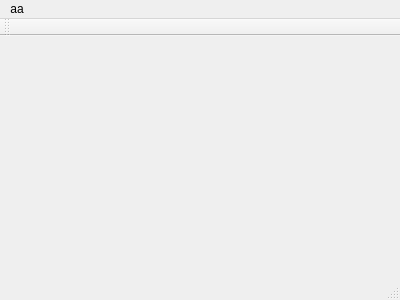
Before: the Qt Designer form mainwindow.ui in j05070415/TrainLongitudinalDynamics, drawn with Qt 5.
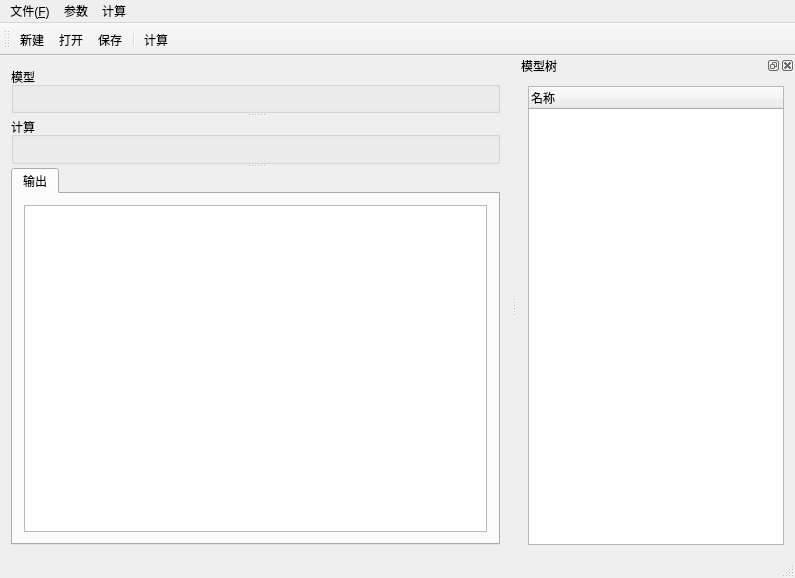
After: the same form once the commit is applied. Icons and pictures are not drawn.

Commit message: 添加Nodes，丰富界面原型

What changed in the file:
```diff
--- a/mainwindow.ui
+++ b/mainwindow.ui
@@ -6,29 +6,114 @@
    <rect>
     <x>0</x>
     <y>0</y>
-    <width>400</width>
-    <height>300</height>
+    <width>795</width>
+    <height>578</height>
    </rect>
   </property>
   <property name="windowTitle">
    <string>MainWindow</string>
   </property>
-  <widget class="QWidget" name="centralWidget"/>
+  <widget class="QWidget" name="centralWidget">
+   <layout class="QGridLayout" name="gridLayout">
+    <item row="0" column="0">
+     <widget class="QSplitter" name="splitter">
+      <property name="orientation">
+       <enum>Qt::Vertical</enum>
+      </property>
+      <widget class="QGroupBox" name="modelGroup">
+       <property name="sizePolicy">
+        <sizepolicy hsizetype="Preferred" vsizetype="Expanding">
+         <horstretch>0</horstretch>
+         <verstretch>0</verstretch>
+        </sizepolicy>
+       </property>
+       <property name="title">
+        <string>模型</string>
+       </property>
+      </widget>
+      <widget class="QGroupBox" name="calcGroup">
+       <property name="sizePolicy">
+        <sizepolicy hsizetype="Preferred" vsizetype="Expanding">
+         <horstretch>0</horstretch>
+         <verstretch>0</verstretch>
+        </sizepolicy>
+       </property>
+       <property name="title">
+        <string>计算</string>
+       </property>
+      </widget>
+      <widget class="QTabWidget" name="output">
+       <property name="enabled">
+        <bool>true</bool>
+       </property>
+       <property name="sizePolicy">
+        <sizepolicy hsizetype="Expanding" vsizetype="Preferred">
+         <horstretch>0</horstretch>
+         <verstretch>0</verstretch>
+        </sizepolicy>
+       </property>
+       <property name="currentIndex">
+        <number>0</number>
+       </property>
+       <widget class="QWidget" name="tab_3">
+        <attribute name="title">
+         <string>输出</string>
+        </attribute>
+        <layout class="QGridLayout" name="gridLayout_3">
+         <item row="1" column="0">
+          <widget class="QTextEdit" name="textEdit">
+           <property name="sizePolicy">
+            <sizepolicy hsizetype="Expanding" vsizetype="Preferred">
+             <horstretch>0</horstretch>
+             <verstretch>0</verstretch>
+            </sizepolicy>
+           </property>
+          </widget>
+         </item>
+        </layout>
+       </widget>
+      </widget>
+     </widget>
+    </item>
+   </layout>
+  </widget>
   <widget class="QMenuBar" name="menuBar">
    <property name="geometry">
     <rect>
      <x>0</x>
      <y>0</y>
-     <width>400</width>
+     <width>795</width>
      <height>23</height>
     </rect>
    </property>
    <widget class="QMenu" name="menuaa">
     <property name="title">
-     <string>aa</string>
+     <string>文件(&amp;F)</string>
     </property>
+    <addaction name="actionNew"/>
+    <addaction name="action_O"/>
+    <addaction name="action_S"/>
+    <addaction name="action"/>
+    <addaction name="separator"/>
+    <addaction name="action_Q"/>
+   </widget>
+   <widget class="QMenu" name="menu">
+    <property name="title">
+     <string>参数</string>
+    </property>
+    <addaction name="action_3"/>
+    <addaction name="action_4"/>
+    <addaction name="action_5"/>
+   </widget>
+   <widget class="QMenu" name="menu_2">
+    <property name="title">
+     <string>计算</string>
+    </property>
+    <addaction name="action_6"/>
    </widget>
    <addaction name="menuaa"/>
+   <addaction name="menu"/>
+   <addaction name="menu_2"/>
   </widget>
   <widget class="QToolBar" name="mainToolBar">
    <attribute name="toolBarArea">
@@ -37,11 +122,118 @@
    <attribute name="toolBarBreak">
     <bool>false</bool>
    </attribute>
+   <addaction name="actionNew"/>
+   <addaction name="action_O"/>
+   <addaction name="action_S"/>
+   <addaction name="separator"/>
+   <addaction name="action_6"/>
   </widget>
   <widget class="QStatusBar" name="statusBar"/>
-  <action name="actionfaf">
+  <widget class="QDockWidget" name="dockWidget_4">
+   <property name="windowTitle">
+    <string>模型树</string>
+   </property>
+   <attribute name="dockWidgetArea">
+    <number>2</number>
+   </attribute>
+   <widget class="QWidget" name="dockWidgetContents_4">
+    <layout class="QVBoxLayout" name="verticalLayout">
+     <item>
+      <widget class="QTreeWidget" name="treeWidget">
+       <property name="sizePolicy">
+        <sizepolicy hsizetype="Preferred" vsizetype="Preferred">
+         <horstretch>0</horstretch>
+         <verstretch>4</verstretch>
+        </sizepolicy>
+       </property>
+       <column>
+        <property name="text">
+         <string notr="true">名称</string>
+        </property>
+       </column>
+      </widget>
+     </item>
+    </layout>
+   </widget>
+  </widget>
+  <action name="actionNew">
+   <property name="icon">
+    <iconset>
+     <normalon>:/images/new.png</normalon>
+    </iconset>
+   </property>
    <property name="text">
-    <string>faf</string>
+    <string>新建</string>
+   </property>
+   <property name="shortcut">
+    <string>Ctrl+N</string>
+   </property>
+  </action>
+  <action name="action_O">
+   <property name="icon">
+    <iconset>
+     <normalon>:/images/open.png</normalon>
+    </iconset>
+   </property>
+   <property name="text">
+    <string>打开</string>
+   </property>
+   <property name="shortcut">
+    <string>Ctrl+O</string>
+   </property>
+  </action>
+  <action name="action_S">
+   <property name="icon">
+    <iconset>
+     <normalon>:/images/save.png</normalon>
+    </iconset>
+   </property>
+   <property name="text">
+    <string>保存</string>
+   </property>
+   <property name="shortcut">
+    <string>Ctrl+S</string>
+   </property>
+  </action>
+  <action name="action">
+   <property name="text">
+    <string>另存为</string>
+   </property>
+  </action>
+  <action name="action_Q">
+   <property name="text">
+    <string>退出(&amp;Q)</string>
+   </property>
+   <property name="shortcut">
+    <string>Ctrl+Q</string>
+   </property>
+  </action>
+  <action name="action_3">
+   <property name="text">
+    <string>列车参数</string>
+   </property>
+  </action>
+  <action name="action_4">
+   <property name="text">
+    <string>线路参数</string>
+   </property>
+  </action>
+  <action name="action_5">
+   <property name="text">
+    <string>函数输入
+</string>
+   </property>
+  </action>
+  <action name="action_6">
+   <property name="icon">
+    <iconset resource="framelesswindow.qrc">
+     <normaloff>:/images/play.png</normaloff>:/images/play.png</iconset>
+   </property>
+   <property name="text">
+    <string>计算</string>
+   </property>
+   <property name="shortcut">
+    <string>Ctrl+R</string>
    </property>
   </action>
  </widget>
```
Left out of the diff: 4 changed lines with no effect on the pictures. The commit also changes 7 other files.
